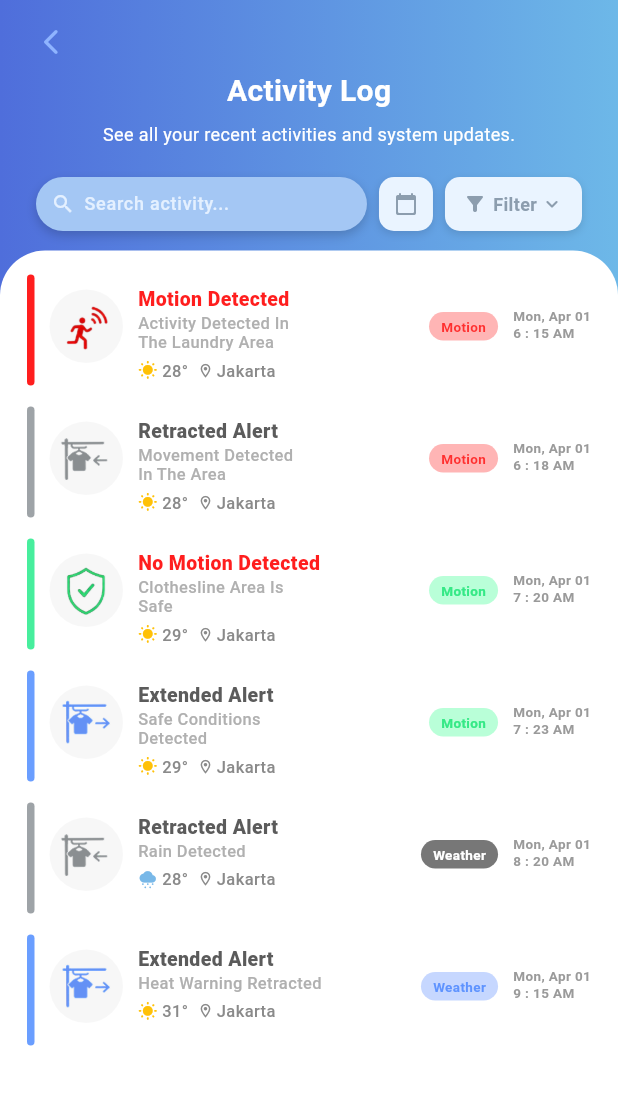
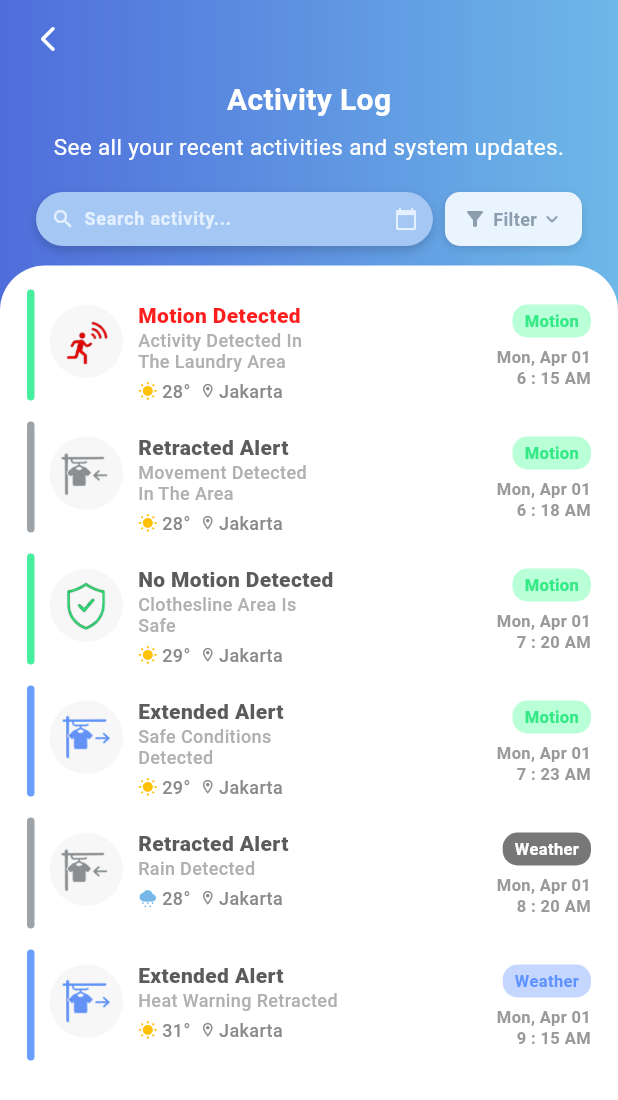
Before and after one commit to AnasTsya0/aerodry-app, a Flutter app: the ActivityLogScreen screen opened directly, on a phone screen of 412 x 824 dp. Shown: the top 1100 px of the screen. Run offline on Flutter 3.47's test engine with Material 3 defaults, Android fonts, the phone set to English and light mode, and no system bars; our stand-ins replace flutter_map, geolocator, latlong2, shared_preferences; accounts and stored records are empty; network calls fail.

Commit message:
update history page

```diff
--- a/lib/constants/app_state.dart
+++ b/lib/constants/app_state.dart
@@ -101,6 +101,7 @@ class ActivityLogEntry {
   final String imagePath;    // asset image used as icon
   final String temp;
   final bool isRain;
+  final String location;     // device location
 
   ActivityLogEntry({
     required this.title,
@@ -112,6 +113,7 @@ class ActivityLogEntry {
     required this.imagePath,
     this.temp = '28°',
     this.isRain = false,
+    this.location = 'Jakarta',
   });
 
   String get formattedTime {
@@ -198,6 +200,10 @@ class ActivityLogState {
   static void addManualEntry({required String moveType, required String weatherLabel}) {
     final now = DateTime.now().toUtc().add(const Duration(hours: 7));
     final isOut = moveType == 'out';
+    // Use the active device's location
+    final location = deviceList.isNotEmpty
+        ? deviceList[activeDeviceIndex].location
+        : 'Jakarta';
     final newEntry = ActivityLogEntry(
       title: isOut ? 'Extended Alert' : 'Retracted Alert',
       subtitle1: isOut ? 'Manual Move Out' : 'Manual Move In',
@@ -209,6 +215,7 @@ class ActivityLogState {
           ? 'assets/images/moveoutmanual.png'
           : 'assets/images/moveinmanual.png',
       temp: '28°',
+      location: location,
     );
     final updated = List<ActivityLogEntry>.from(entries.value);
     updated.insert(0, newEntry);
--- a/lib/main.dart
+++ b/lib/main.dart
@@ -14,7 +14,7 @@ class AeroDryApp extends StatelessWidget {
     return MaterialApp(
       debugShowCheckedModeBanner: false,
       title: 'AeroDry',
-      home: const ActivityLogScreen(),
+      home: const DashboardScreen(),
     );
   }
 }
--- a/lib/screens/Manual/manual_screen.dart
+++ b/lib/screens/Manual/manual_screen.dart
@@ -43,9 +43,9 @@ class _ManualScreenState extends State<ManualScreen> {
                   GestureDetector(
                     onTap: () => Navigator.pop(context),
                     child: const Icon(
-                      Icons.arrow_back,
-                      color: Color(0xFF2B6BFF),
-                      size: 30,
+                      Icons.arrow_back_ios_new_rounded,
+                      color: Color(0xFF4C75D8),
+                      size: 22,
                     ),
                   ),
 
--- a/lib/screens/Manual/manual_screen_detail.dart
+++ b/lib/screens/Manual/manual_screen_detail.dart
@@ -360,9 +360,9 @@ class _ManualDetailScreenState extends State<ManualDetailScreen>
                   GestureDetector(
                     onTap: () => Navigator.pop(context),
                     child: const Icon(
-                      Icons.arrow_back,
-                      color: Color(0xFF2B6BFF),
-                      size: 30,
+                      Icons.arrow_back_ios_new_rounded,
+                      color: Color(0xFF4C75D8),
+                      size: 22,
                     ),
                   ),
 
--- a/lib/screens/Notification/notification_screen.dart
+++ b/lib/screens/Notification/notification_screen.dart
@@ -51,9 +51,9 @@ class _NotificationScreenState extends State<NotificationScreen> {
                   GestureDetector(
                     onTap: () => Navigator.pop(context),
                     child: const Icon(
-                      Icons.arrow_back,
-                      color: Color(0xFF2B6BFF),
-                      size: 30,
+                      Icons.arrow_back_ios_new_rounded,
+                      color: Color(0xFF4C75D8),
+                      size: 22,
                     ),
                   ),
                   Expanded(
--- a/lib/screens/Profile/add_new_device_screen.dart
+++ b/lib/screens/Profile/add_new_device_screen.dart
@@ -46,9 +46,9 @@ class _AddNewDeviceScreenState extends State<AddNewDeviceScreen> {
                   GestureDetector(
                     onTap: () => Navigator.pop(context),
                     child: const Icon(
-                      Icons.arrow_back,
-                      color: Color(0xFF2B6BFF),
-                      size: 30,
+                      Icons.arrow_back_ios_new_rounded,
+                      color: Color(0xFF4C75D8),
+                      size: 22,
                     ),
                   ),
                   const Expanded(
--- a/lib/screens/Profile/connected_device_screen.dart
+++ b/lib/screens/Profile/connected_device_screen.dart
@@ -59,9 +59,9 @@ class _ConnectedDevicePageState extends State<ConnectedDevicePage> {
                   GestureDetector(
                     onTap: () => Navigator.pop(context),
                     child: const Icon(
-                      Icons.arrow_back,
-                      color: Color(0xFF2B6BFF),
-                      size: 30,
+                      Icons.arrow_back_ios_new_rounded,
+                      color: Color(0xFF4C75D8),
+                      size: 22,
                     ),
                   ),
                   const Expanded(
--- a/lib/screens/Profile/location_maps_screen.dart
+++ b/lib/screens/Profile/location_maps_screen.dart
@@ -32,9 +32,9 @@ class LocationMapsScreen extends StatelessWidget {
                   GestureDetector(
                     onTap: () => Navigator.pop(context),
                     child: const Icon(
-                      Icons.arrow_back,
-                      color: Color(0xFF2B6BFF),
-                      size: 30,
+                      Icons.arrow_back_ios_new_rounded,
+                      color: Color(0xFF4C75D8),
+                      size: 22,
                     ),
                   ),
                   const Expanded(
--- a/lib/screens/Profile/search_location_screen.dart
+++ b/lib/screens/Profile/search_location_screen.dart
@@ -111,9 +111,9 @@ class _SearchLocationScreenState extends State<SearchLocationScreen> {
                   GestureDetector(
                     onTap: () => Navigator.pop(context),
                     child: const Icon(
-                      Icons.arrow_back,
-                      color: Color(0xFF2B6BFF),
-                      size: 30,
+                      Icons.arrow_back_ios_new_rounded,
+                      color: Color(0xFF4C75D8),
+                      size: 22,
                     ),
                   ),
                   const Expanded(
--- a/lib/screens/activitylog/activitylog_screen.dart
+++ b/lib/screens/activitylog/activitylog_screen.dart
@@ -201,9 +201,10 @@ class _ActivityLogScreenState extends State<ActivityLogScreen> {
           child: Column(
             children: [
               // ─── Top bar ─────────────────────────────────────────────
-              const SizedBox(height: 18),
+              const SizedBox(height: 16),
+
               Padding(
-                padding: const EdgeInsets.symmetric(horizontal: 24),
+                padding: const EdgeInsets.symmetric(horizontal: 22),
                 child: Row(
                   children: [
                     GestureDetector(
@@ -211,16 +212,17 @@ class _ActivityLogScreenState extends State<ActivityLogScreen> {
                       child: const Icon(
                         Icons.arrow_back_ios_new_rounded,
                         size: 20,
-                        color: Color(0xFF8FB4FF),
+                        color: Colors.white,
                       ),
                     ),
                   ],
                 ),
               ),
 
-              const SizedBox(height: 8),
+              const SizedBox(height: 16),
 
-              const Text(
+              const Center(
+                child: Text(
                   'Activity Log',
                   style: TextStyle(
                     color: Colors.white,
@@ -228,15 +230,19 @@ class _ActivityLogScreenState extends State<ActivityLogScreen> {
                     fontWeight: FontWeight.w700,
                   ),
                 ),
+              ),
 
               const SizedBox(height: 6),
 
-              const Text(
+              const Center(
+                child: Text(
                   'See all your recent activities and system updates.',
+                  textAlign: TextAlign.center,
                   style: TextStyle(
                     color: Colors.white,
-                  fontSize: 12,
+                    fontSize: 15,
                     fontWeight: FontWeight.w400,
+                  ),
                 ),
               ),
 
@@ -247,7 +253,7 @@ class _ActivityLogScreenState extends State<ActivityLogScreen> {
                 padding: const EdgeInsets.symmetric(horizontal: 24),
                 child: Row(
                   children: [
-                    // Search input
+                    // Search input with calendar inside
                     Expanded(
                       child: Container(
                         height: 36,
@@ -274,7 +280,7 @@ class _ActivityLogScreenState extends State<ActivityLogScreen> {
                                 style: const TextStyle(
                                   fontSize: 12,
                                   color: Colors.white,
-                                  fontWeight: FontWeight.w500,
+                                  fontWeight: FontWeight.w600,
                                 ),
                                 cursorColor: Colors.white,
                                 decoration: const InputDecoration(
@@ -293,41 +299,24 @@ class _ActivityLogScreenState extends State<ActivityLogScreen> {
                             if (_searchQuery.isNotEmpty)
                               GestureDetector(
                                 onTap: () => _searchCtrl.clear(),
-                                child: const Icon(Icons.close,
+                                child: const Padding(
+                                  padding: EdgeInsets.only(right: 4),
+                                  child: Icon(Icons.close,
                                       size: 14, color: Color(0xFFE4F0FF)),
                                 ),
-                          ],
                               ),
-                      ),
-                    ),
-
-                    const SizedBox(width: 8),
-
-                    // Calendar icon
+                            // Calendar icon inside search bar
                             GestureDetector(
                               onTap: _pickDateRange,
-                      child: Container(
-                        height: 36,
-                        width: 36,
-                        decoration: BoxDecoration(
-                          color: _dateRange != null
-                              ? const Color(0xFF4F6EDB)
-                              : const Color(0xFFEAF4FF),
-                          borderRadius: BorderRadius.circular(10),
-                          boxShadow: [
-                            BoxShadow(
-                              color: Colors.black.withOpacity(0.12),
-                              blurRadius: 4,
-                              offset: const Offset(0, 2),
-                            ),
-                          ],
-                        ),
                               child: Icon(
                                 Icons.calendar_today_rounded,
                                 size: 16,
                                 color: _dateRange != null
                                     ? Colors.white
-                              : const Color(0xFF8C9DAE),
+                                    : const Color(0xFFE4F0FF),
+                              ),
+                            ),
+                          ],
                         ),
                       ),
                     ),
@@ -589,7 +578,8 @@ class _HistoryItem extends StatelessWidget {
         if (entry.title.contains('No Motion')) return const Color(0xFF47EE9D);
         if (entry.title.contains('Extended')) return const Color(0xFF6A9EFF);
         if (entry.title.contains('Retracted')) return const Color(0xFF9EA3A7);
-        return const Color(0xFFFF1E1E);
+        // "Motion Detected" — same green as No Motion instead of red
+        return const Color(0xFF47EE9D);
       case ActivityType.weather:
         return entry.isRain
             ? const Color(0xFF9EA3A7)
@@ -608,7 +598,7 @@ class _HistoryItem extends StatelessWidget {
           return const Color(0xFFB9FFD8);
         }
         if (entry.title.contains('Extended')) { return const Color(0xFFB9FFD8); }
-        return const Color(0xFFFFB5B5);
+        return const Color(0xFFB9FFD8);
       case 'Weather':
         return entry.isRain
             ? const Color(0xFF777777)
@@ -623,11 +613,7 @@ class _HistoryItem extends StatelessWidget {
   Color get _tagTextColor {
     switch (entry.tag) {
       case 'Motion':
-        if (entry.title.contains('No Motion')) {
         return const Color(0xFF35E986);
-        }
-        if (entry.title.contains('Extended')) { return const Color(0xFF35E986); }
-        return const Color(0xFFFF2F2F);
       case 'Weather':
         return entry.isRain ? Colors.white : const Color(0xFF5E93FF);
       case 'Manual':
@@ -638,7 +624,8 @@ class _HistoryItem extends StatelessWidget {
   }
 
   Color get _titleColor {
-    if (entry.title.contains('Motion Detected')) return const Color(0xFFFF1E1E);
+    // Only "Motion Detected" (not "No Motion Detected") is red
+    if (entry.title == 'Motion Detected') return const Color(0xFFFF1E1E);
     return const Color(0xFF5B5B5B);
   }
 
@@ -693,7 +680,7 @@ class _HistoryItem extends StatelessWidget {
                     maxLines: 1,
                     style: TextStyle(
                       color: _titleColor,
-                      fontSize: 13,
+                      fontSize: 14,
                       fontWeight: FontWeight.w800,
                     ),
                   ),
@@ -701,7 +688,7 @@ class _HistoryItem extends StatelessWidget {
                     entry.subtitle1,
                     style: const TextStyle(
                       color: Color(0xFFB0B0B0),
-                      fontSize: 11,
+                      fontSize: 12,
                       height: 1.2,
                       fontWeight: FontWeight.w500,
                     ),
@@ -711,7 +698,7 @@ class _HistoryItem extends StatelessWidget {
                       entry.subtitle2,
                       style: const TextStyle(
                         color: Color(0xFFB0B0B0),
-                        fontSize: 11,
+                        fontSize: 12,
                         height: 1.2,
                         fontWeight: FontWeight.w500,
                       ),
@@ -733,7 +720,7 @@ class _HistoryItem extends StatelessWidget {
                         entry.temp,
                         style: const TextStyle(
                           color: Color(0xFF8A8A8A),
-                          fontSize: 11,
+                          fontSize: 12,
                           fontWeight: FontWeight.w500,
                         ),
                       ),
@@ -741,11 +728,11 @@ class _HistoryItem extends StatelessWidget {
                       const Icon(Icons.location_on_outlined,
                           color: Color(0xFF8A8A8A), size: 11),
                       const SizedBox(width: 2),
-                      const Text(
-                        'Jakarta',
-                        style: TextStyle(
+                      Text(
+                        entry.location,
+                        style: const TextStyle(
                           color: Color(0xFF8A8A8A),
-                          fontSize: 11,
+                          fontSize: 12,
                           fontWeight: FontWeight.w500,
                         ),
                       ),
@@ -756,9 +743,14 @@ class _HistoryItem extends StatelessWidget {
             ),
           ),
 
+          // Time + Tag column (tag centered, not too close to time)
+          Padding(
+            padding: const EdgeInsets.only(top: 10),
+            child: Column(
+              crossAxisAlignment: CrossAxisAlignment.end,
+              children: [
                 // Tag
                 Container(
-            margin: const EdgeInsets.only(top: 25),
                   padding:
                       const EdgeInsets.symmetric(horizontal: 8, vertical: 3),
                   decoration: BoxDecoration(
@@ -769,24 +761,24 @@ class _HistoryItem extends StatelessWidget {
                     entry.tag,
                     style: TextStyle(
                       color: _tagTextColor,
-                fontSize: 9,
+                      fontSize: 11,
                       fontWeight: FontWeight.w700,
                     ),
                   ),
                 ),
-          const SizedBox(width: 10),
-
+                const SizedBox(height: 6),
                 // Time
-          Padding(
-            padding: const EdgeInsets.only(top: 22),
-            child: Text(
+                Text(
                   entry.formattedTime,
+                  textAlign: TextAlign.right,
                   style: const TextStyle(
                     color: Color(0xFF9A9A9A),
-                fontSize: 9,
+                    fontSize: 11,
                     fontWeight: FontWeight.w600,
                     height: 1.25,
                   ),
+                ),
+              ],
             ),
           ),
         ],
--- a/lib/screens/security/security_screen.dart
+++ b/lib/screens/security/security_screen.dart
@@ -68,9 +68,9 @@ class _SecurityScreenState extends State<SecurityScreen> {
                     GestureDetector(
                     onTap: () => Navigator.pop(context),
                     child: const Icon(
-                        Icons.arrow_back,
-                        color: Color(0xFF2B6BFF),
-                        size: 30,
+                        Icons.arrow_back_ios_new_rounded,
+                        color: Color(0xFF4C75D8),
+                        size: 22,
                     ),
                     ),
 
--- a/lib/screens/weather/weather_screen.dart
+++ b/lib/screens/weather/weather_screen.dart
@@ -93,7 +93,7 @@ class _WeatherScreenState extends State<WeatherScreen> {
                     child: const Icon(
                       Icons.arrow_back_ios_new_rounded,
                       color: Color(0xFF4C75D8),
-                      size: 20,
+                      size: 22,
                     ),
                   ),
                   const Expanded(
```
Lines whose indentation alone changed are shown as unchanged.
